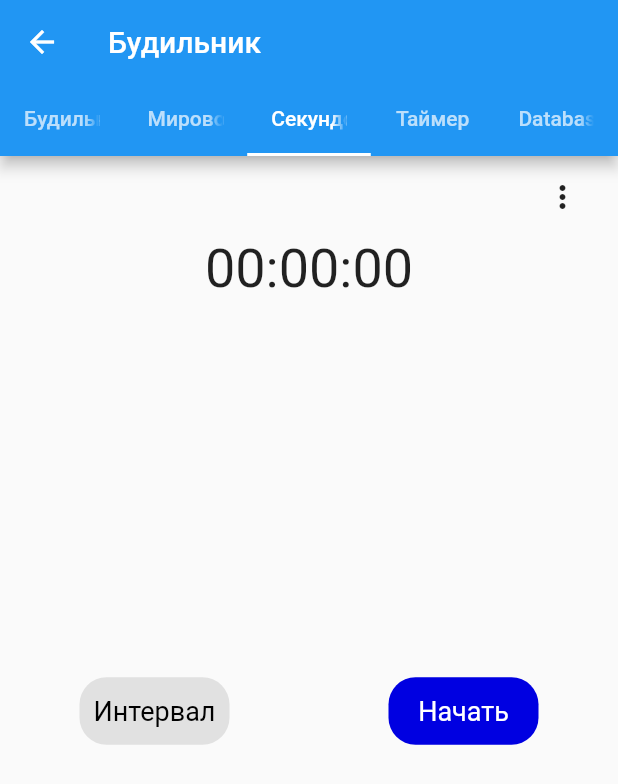
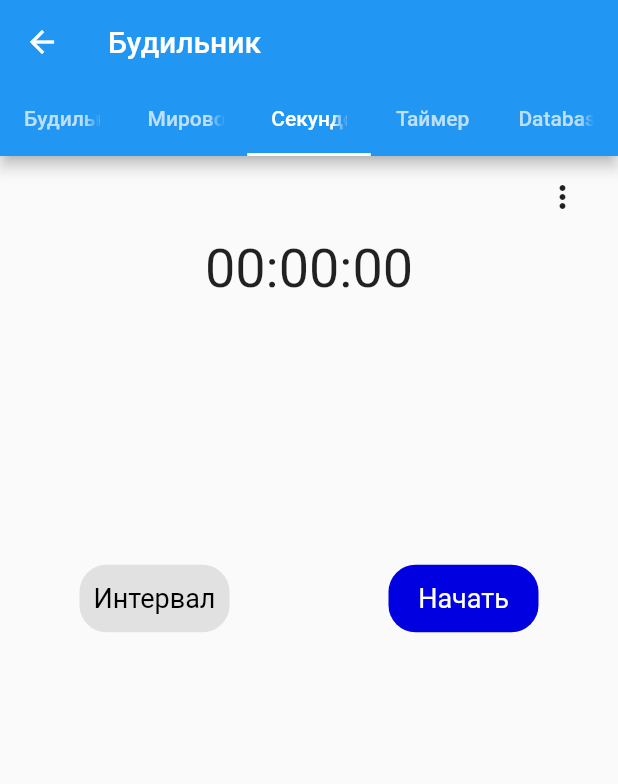
Before and after one commit to gdlyeabkov/expanded-alarm, a Flutter app: the screen it shows after launch, tab 3 chosen, on a phone screen of 412 x 824 dp. Shown: the top 784 px of the screen. Run offline on Flutter 3.47's test engine with Material 2 defaults, Android fonts, the phone set to English and light mode, and no system bars; our stand-ins replace sqflite; missing offline and left inert: dart:ffi, sqlite_viewer; accounts and stored records are empty.

```diff
--- a/lib/main.dart
+++ b/lib/main.dart
@@ -611,8 +611,13 @@ class _MyHomePageState extends State<MyHomePage> {
                             }
                           }
                           if (snapshot.hasData) {
-                            return Column(
-                                children: alarms
+                            return Container(
+                                height: 250,
+                                child: SingleChildScrollView(
+                                  child: Column(
+                                      children: alarms
+                                  )
+                                )
                             );
                           } else {
                             return Column(
@@ -692,8 +697,13 @@ class _MyHomePageState extends State<MyHomePage> {
                               }
                             }
                             if (snapshot.hasData) {
-                              return Column(
-                                  children: worldTimes
+                              return Container(
+                                height: 200,
+                                child: SingleChildScrollView(
+                                  child: Column(
+                                    children: worldTimes
+                                  )
+                                )
                               );
                             } else {
                               return Column(
@@ -759,8 +769,13 @@ class _MyHomePageState extends State<MyHomePage> {
                         Divider(
                           thickness: 1.0
                         ),
-                        Column(
-                          children: intervals
+                        Container(
+                          height: 150,
+                          child: SingleChildScrollView(
+                            child: Column(
+                                children: intervals
+                            )
+                          )
                         )
                       ]
                     )
@@ -768,7 +783,7 @@ class _MyHomePageState extends State<MyHomePage> {
                     Column(),
                   Container(
                     margin: EdgeInsets.only(
-                      top: 250,
+                      top: 175,
                       bottom: 50,
                       left: 0,
                       right: 0
@@ -1159,8 +1174,13 @@ class _MyHomePageState extends State<MyHomePage> {
                                 }
                               }
                               if (snapshot.hasData) {
-                                return Row(
-                                  children: customTimers
+                                return Container(
+                                  child: SingleChildScrollView(
+                                    scrollDirection: Axis.horizontal,
+                                    child: Row(
+                                      children: customTimers
+                                    )
+                                  )
                                 );
                               } else {
                                 return Column(
```
